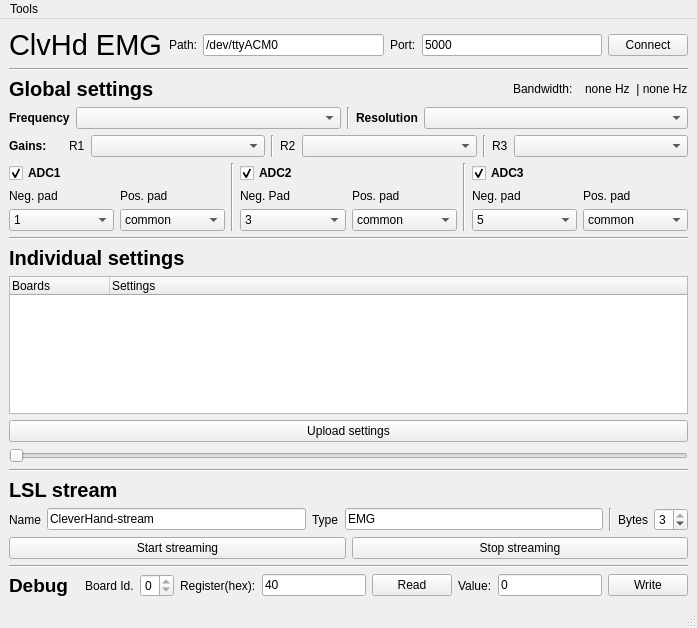
The window that forms/mainwindow.ui (Aightech/Cleverhand-configGUI) describes before a commit, drawn with Qt 5.
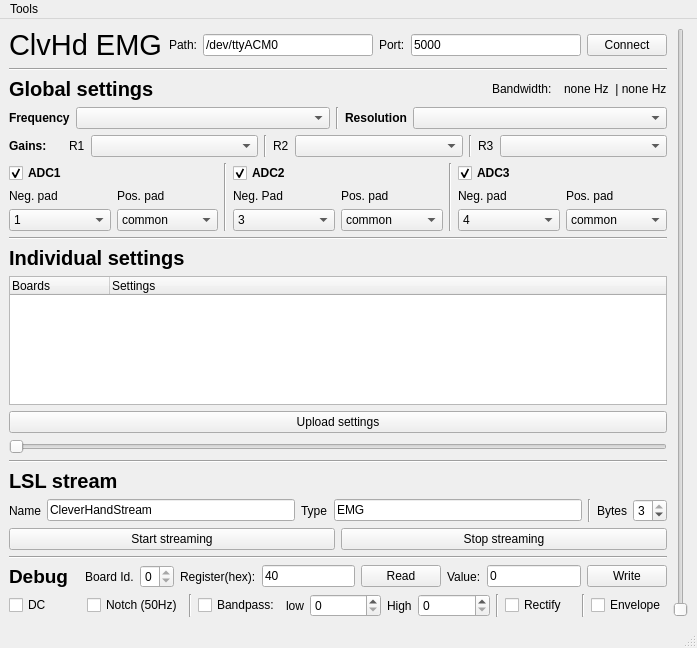
The same window after the commit.

Commit message: still some issue with rectify filter

What changed in the file:
```diff
--- a/forms/mainwindow.ui
+++ b/forms/mainwindow.ui
@@ -7,7 +7,7 @@
     <x>0</x>
     <y>0</y>
     <width>697</width>
-    <height>628</height>
+    <height>648</height>
    </rect>
   </property>
   <property name="windowTitle">
@@ -605,10 +605,10 @@
                   <item>
                    <widget class="QComboBox" name="comboBox_n3">
                     <property name="currentText">
-                     <string>5</string>
+                     <string>4</string>
                     </property>
                     <property name="currentIndex">
-                     <number>5</number>
+                     <number>4</number>
                     </property>
                     <item>
                      <property name="text">
@@ -802,7 +802,7 @@
           <item>
            <widget class="QLineEdit" name="lineEdit_lsl_name">
             <property name="text">
-             <string>CleverHand-stream</string>
+             <string>CleverHandStream</string>
             </property>
            </widget>
           </item>
@@ -962,6 +962,98 @@
           </item>
          </layout>
         </item>
+        <item>
+         <layout class="QHBoxLayout" name="horizontalLayout_filters">
+          <item>
+           <widget class="QCheckBox" name="checkBox_DC">
+            <property name="text">
+             <string>DC</string>
+            </property>
+           </widget>
+          </item>
+          <item>
+           <widget class="QCheckBox" name="checkBox_notch">
+            <property name="text">
+             <string>Notch (50Hz)</string>
+            </property>
+           </widget>
+          </item>
+          <item>
+           <widget class="Line" name="line_11">
+            <property name="orientation">
+             <enum>Qt::Vertical</enum>
+            </property>
+           </widget>
+          </item>
+          <item>
+           <widget class="QCheckBox" name="checkBox_bandpass">
+            <property name="text">
+             <string>Bandpass:</string>
+            </property>
+           </widget>
+          </item>
+          <item>
+           <widget class="QLabel" name="label_17">
+            <property name="sizePolicy">
+             <sizepolicy hsizetype="Fixed" vsizetype="Preferred">
+              <horstretch>0</horstretch>
+              <verstretch>0</verstretch>
+             </sizepolicy>
+            </property>
+            <property name="text">
+             <string>low</string>
+            </property>
+           </widget>
+          </item>
+          <item>
+           <widget class="QSpinBox" name="spinBox_bandpass_low"/>
+          </item>
+          <item>
+           <widget class="QLabel" name="label_16">
+            <property name="sizePolicy">
+             <sizepolicy hsizetype="Fixed" vsizetype="Preferred">
+              <horstretch>0</horstretch>
+              <verstretch>0</verstretch>
+             </sizepolicy>
+            </property>
+            <property name="text">
+             <string>High</string>
+            </property>
+           </widget>
+          </item>
+          <item>
+           <widget class="QSpinBox" name="spinBox_bandpass_high"/>
+          </item>
+          <item>
+           <widget class="Line" name="line_12">
+            <property name="orientation">
+             <enum>Qt::Vertical</enum>
+            </property>
+           </widget>
+          </item>
+          <item>
+           <widget class="QCheckBox" name="checkBox_rectify">
+            <property name="text">
+             <string>Rectify</string>
+            </property>
+           </widget>
+          </item>
+          <item>
+           <widget class="Line" name="line_13">
+            <property name="orientation">
+             <enum>Qt::Vertical</enum>
+            </property>
+           </widget>
+          </item>
+          <item>
+           <widget class="QCheckBox" name="checkBox_envelope">
+            <property name="text">
+             <string>Envelope</string>
+            </property>
+           </widget>
+          </item>
+         </layout>
+        </item>
        </layout>
       </item>
      </layout>
@@ -969,6 +1061,16 @@
     <item row="0" column="1">
      <layout class="QVBoxLayout" name="verticalLayout_graph"/>
     </item>
+    <item row="0" column="1">
+     <widget class="QSlider" name="verticalSlider_zoomPlot">
+      <property name="minimum">
+       <number>1</number>
+      </property>
+      <property name="orientation">
+       <enum>Qt::Vertical</enum>
+      </property>
+     </widget>
+    </item>
    </layout>
   </widget>
   <widget class="QMenuBar" name="menubar">
```
Left out of the diff: 10 changed lines with no effect on the pictures. The commit also changes 5 other files.
